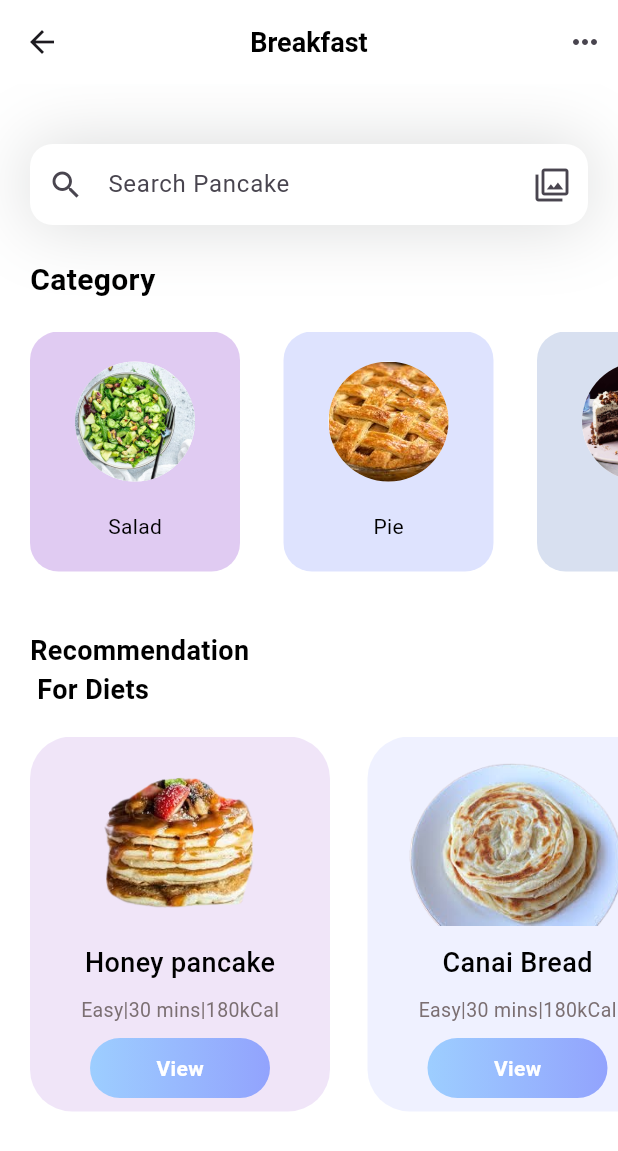
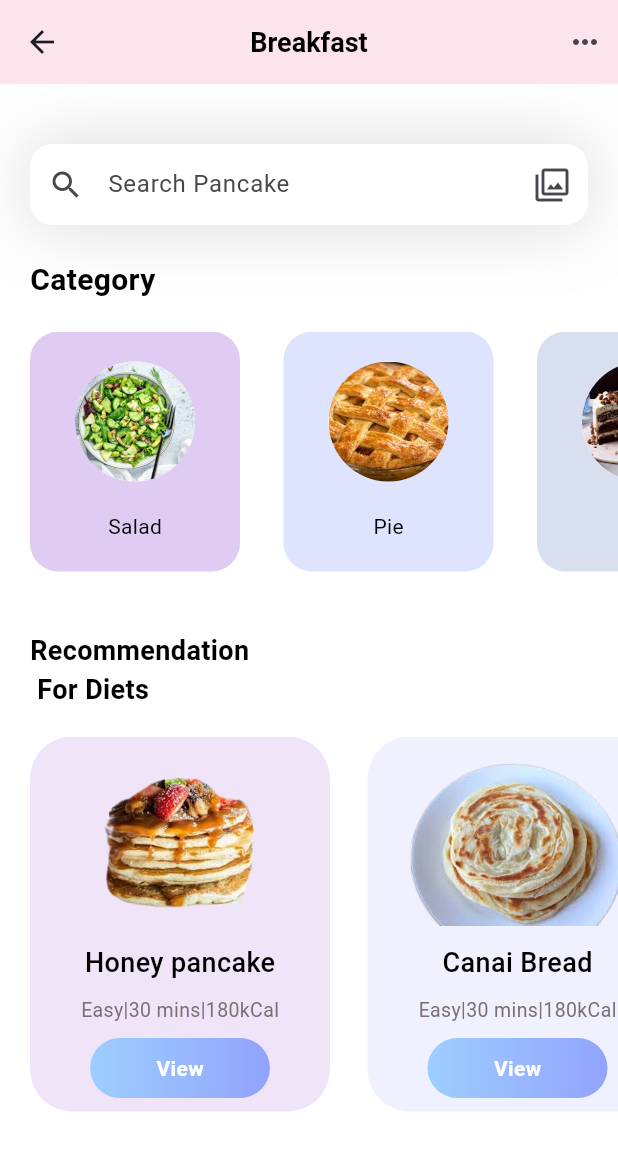
Before and after one commit to Borhan2004/project1, a Flutter app: the screen it shows after launch, on a phone screen of 412 x 824 dp. Shown: the top 1151 px of the screen. Run offline on Flutter 3.47's test engine with Material 3 defaults, Android fonts, the phone set to English and light mode, and no system bars.

Commit message:
appbarcolor

```diff
--- a/lib/appbar/appbar.dart
+++ b/lib/appbar/appbar.dart
@@ -10,7 +10,7 @@ AppBar appbar() {
         fontWeight: FontWeight.bold,
       ),
     ),
-    backgroundColor: Colors.white,
+    backgroundColor: Colors.pink[50],
     centerTitle: true,
 
     leading: GestureDetector(
```
